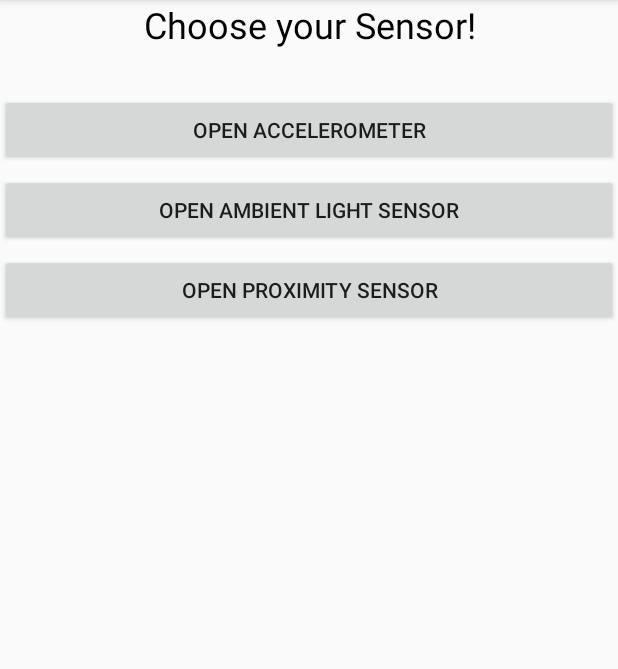
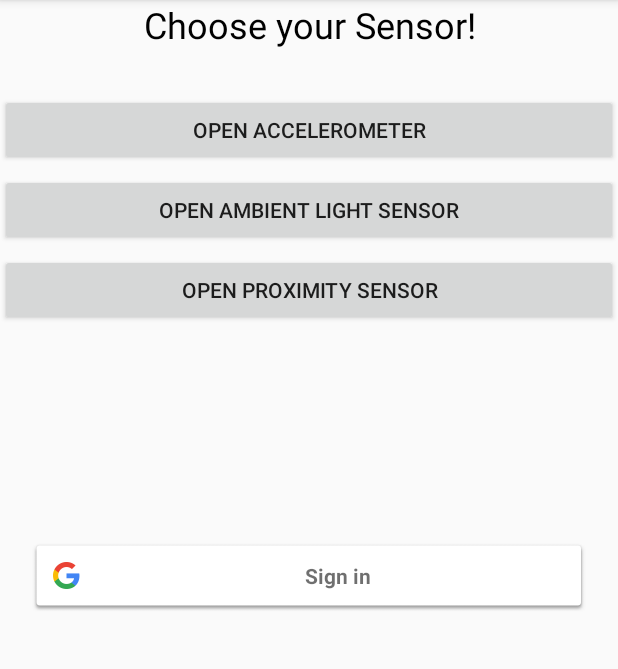
Before and after one commit to uestueab/mobsys, an Android app: the screen it shows after launch (MainActivity), on a phone screen of 412 x 824 dp, the part 84-753 px from its top. Run offline under Robolectric (Android 15) with nearby library versions, the phone set to English and light mode, and no system bars; our stand-ins replace Firebase (no records; nobody signed in at launch, a user with empty details on screens opened directly).

Commit message:
implemented login and logout

```diff
--- a/Zitate/app/build.gradle
+++ b/Zitate/app/build.gradle
@@ -37,8 +37,6 @@ dependencies {
     // Import the BoM for the Firebase platform
     implementation platform('com.google.firebase:firebase-bom:27.1.0')
 
-
-
     // Declare the dependency for the Firebase Authentication library
     // When using the BoM, you don't specify versions in Firebase library dependencies
     implementation 'com.google.firebase:firebase-auth'
--- a/Zitate/app/src/main/java/de/codeyourapp/zitate/MainActivity.java
+++ b/Zitate/app/src/main/java/de/codeyourapp/zitate/MainActivity.java
@@ -4,6 +4,7 @@ import androidx.annotation.NonNull;
 import androidx.annotation.Nullable;
 import androidx.appcompat.app.AppCompatActivity;
 
+import android.net.Uri;
 import android.os.Bundle;
 import android.widget.Button;
 import android.view.View;
@@ -29,6 +30,12 @@ public class MainActivity extends AppCompatActivity {
     private Button button_light;
     private Button button_proximity;
 
+    private SignInButton singInButton;
+    private GoogleSignInClient mGoogleSingInClient;
+    private String TAG = "MainActivity";
+    private FirebaseAuth mAuth;
+    private Button button_singOut;
+    private  int RC_SIGN_IN = 9001;
 
     @Override
     protected void onCreate(Bundle savedInstanceState) {
@@ -58,8 +65,98 @@ public class MainActivity extends AppCompatActivity {
                 openProximityActivity();
             }
         });
+
+        singInButton = findViewById(R.id.button_singIn);
+        // Initialize FireBase authentication
+        mAuth = FirebaseAuth.getInstance();
+
+        button_singOut = findViewById(R.id.button_singOut);
+
+        GoogleSignInOptions gso = new GoogleSignInOptions.Builder(GoogleSignInOptions.DEFAULT_SIGN_IN)
+                .requestIdToken(getString(R.string.default_web_client_id))
+                .requestEmail()
+                .build();
+
+        mGoogleSingInClient = GoogleSignIn.getClient(this,gso);
+
+        //perform action on button press
+        singInButton.setOnClickListener(new View.OnClickListener(){
+
+            @Override
+            public void onClick(View view){
+                singIn();
+            }
+        });
+
+        button_singOut.setOnClickListener(new View.OnClickListener(){
+
+            @Override
+            public void onClick(View view){
+                mGoogleSingInClient.signOut();
+                Toast.makeText(MainActivity.this,"You are logged Out",Toast.LENGTH_SHORT).show();
+                button_singOut.setVisibility(View.INVISIBLE);
+            }
+        });
     }
 
+
+    private void singIn(){
+        Intent singInIntent = mGoogleSingInClient.getSignInIntent();
+        startActivityForResult(singInIntent, RC_SIGN_IN);
+    }
+
+    @Override
+    protected void onActivityResult(int requestCode, int resultCode, @Nullable Intent data){
+        super.onActivityResult(requestCode,resultCode,data);
+        if(requestCode == RC_SIGN_IN){
+            Task<GoogleSignInAccount> task = GoogleSignIn.getSignedInAccountFromIntent(data);
+            handleSignInResult(task);
+        }
+    }
+
+    private void handleSignInResult(Task<GoogleSignInAccount> completedTask){
+        try {
+            GoogleSignInAccount acc = completedTask.getResult(ApiException.class);
+            Toast.makeText(MainActivity.this,"SignIn Successful",Toast.LENGTH_SHORT).show();
+            FirebaseGoogleAuth(acc);
+        }catch (ApiException e){
+            Toast.makeText(MainActivity.this,"SignIn Failed",Toast.LENGTH_SHORT).show();
+            FirebaseGoogleAuth(null);
+        }
+
+    }
+
+    private void FirebaseGoogleAuth(GoogleSignInAccount acc){
+        AuthCredential authCredential = GoogleAuthProvider.getCredential(acc.getIdToken(),null);
+        mAuth.signInWithCredential(authCredential).addOnCompleteListener(this, new OnCompleteListener<AuthResult>() {
+            @Override
+            public void onComplete(@NonNull Task<AuthResult> task) {
+                if(task.isSuccessful()){
+                    Toast.makeText(MainActivity.this,"SignIn Successful",Toast.LENGTH_SHORT).show();
+                    FirebaseUser user = mAuth.getCurrentUser();
+                    updateUI(user);
+                }else{
+                    Toast.makeText(MainActivity.this,"SignIn Failed",Toast.LENGTH_SHORT).show();
+                    updateUI(null);
+                }
+            }
+        });
+    }
+
+    private void updateUI(FirebaseUser fUser){
+         button_singOut.setVisibility(View.VISIBLE);
+         GoogleSignInAccount account = GoogleSignIn.getLastSignedInAccount(getApplicationContext());
+         if(account != null){
+             String personName =  account.getDisplayName();
+             String personGivenName =  account.getGivenName();
+             String personFamilyName =  account.getFamilyName();
+             String personEmail =  account.getEmail();
+             String personId =  account.getId();
+             Uri personPhoto = account.getPhotoUrl();
+
+             Toast.makeText(MainActivity.this,personName + " " + personEmail,Toast.LENGTH_SHORT).show();
+        }
+    }
 
 
 
--- a/Zitate/app/src/main/res/layout/activity_main.xml
+++ b/Zitate/app/src/main/res/layout/activity_main.xml
@@ -38,4 +38,21 @@
         android:layout_marginTop="5dp"
         android:text="open proximity sensor" />
 
+    <com.google.android.gms.common.SignInButton
+        android:id="@+id/button_singIn"
+        android:layout_width="match_parent"
+        android:layout_height="wrap_content"
+        android:layout_margin="20dp"
+        android:layout_centerInParent="true"/>
+
+    <Button
+        android:id="@+id/button_singOut"
+        android:layout_width="wrap_content"
+        android:layout_height="wrap_content"
+        android:layout_centerInParent="true"
+        android:layout_below="@id/button_singIn"
+        android:visibility="invisible"
+        android:text="Sing Out" />
+
+
 </RelativeLayout>
```
